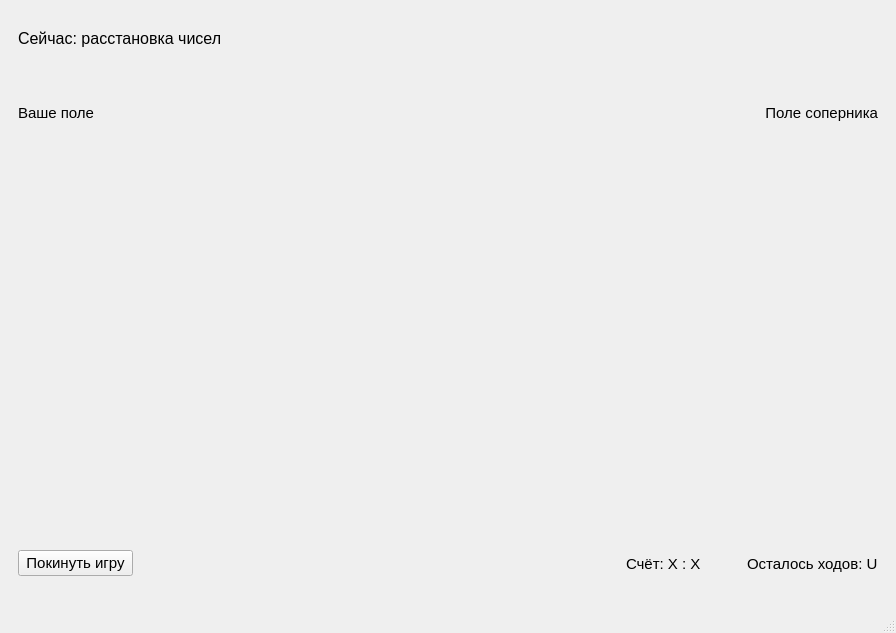
The window that mainwindow.ui (timohahaa/ETU_term2_OOP_term_project) describes before a commit, drawn with Qt 5.
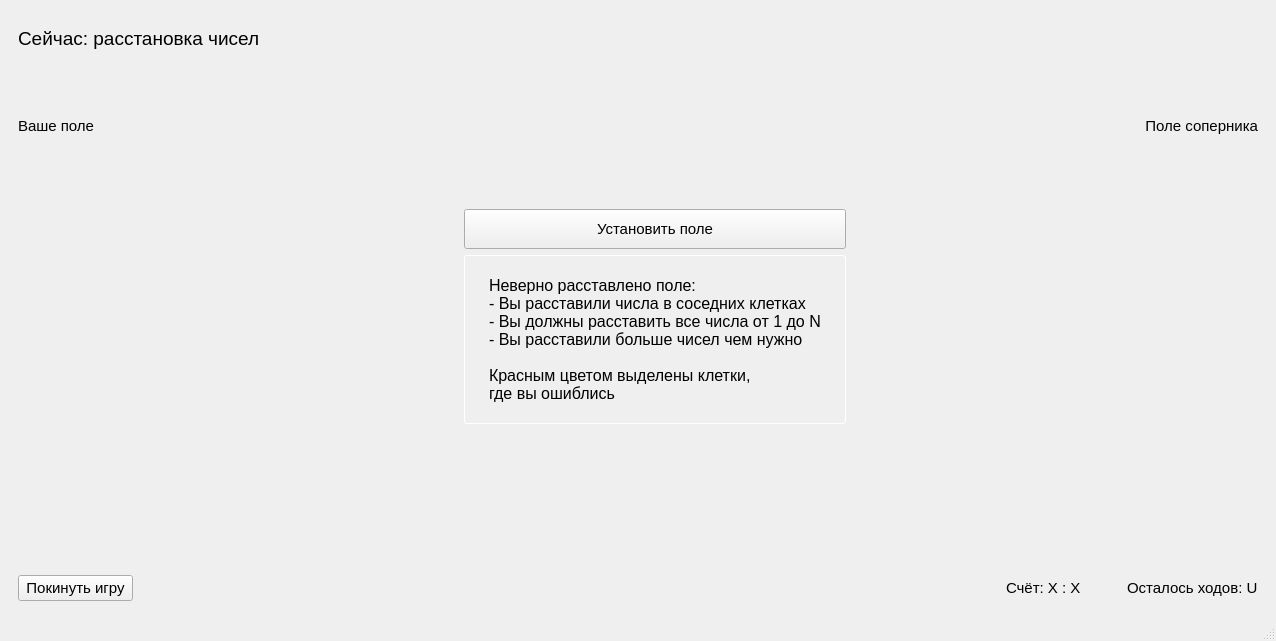
The same window after the commit. The open tabs and pages were chosen to show the change. Icons and pictures are not drawn. Custom widgets are drawn as their Qt base class.

```diff
--- a/mainwindow.ui
+++ b/mainwindow.ui
@@ -6,10 +6,22 @@
    <rect>
     <x>0</x>
     <y>0</y>
-    <width>896</width>
-    <height>633</height>
+    <width>1276</width>
+    <height>641</height>
    </rect>
   </property>
+  <property name="sizePolicy">
+   <sizepolicy hsizetype="MinimumExpanding" vsizetype="Preferred">
+    <horstretch>0</horstretch>
+    <verstretch>0</verstretch>
+   </sizepolicy>
+  </property>
+  <property name="minimumSize">
+   <size>
+    <width>0</width>
+    <height>0</height>
+   </size>
+  </property>
   <property name="windowTitle">
    <string>C-NOVA NumBattle</string>
   </property>
@@ -736,7 +748,7 @@
               </property>
               <property name="font">
                <font>
-                <pointsize>12</pointsize>
+                <pointsize>14</pointsize>
                </font>
               </property>
               <property name="text">
@@ -765,7 +777,7 @@
           <item>
            <layout class="QHBoxLayout" name="horizontalLayout_7">
             <item>
-             <layout class="QVBoxLayout" name="verticalLayout_6">
+             <layout class="QVBoxLayout" name="player_field_layout">
               <item>
                <spacer name="verticalSpacer_12">
                 <property name="orientation">
@@ -783,7 +795,7 @@
                </spacer>
               </item>
               <item>
-               <widget class="QLabel" name="yourfieldlabel">
+               <widget class="QLabel" name="playerfieldlabel">
                 <property name="sizePolicy">
                  <sizepolicy hsizetype="Preferred" vsizetype="Fixed">
                   <horstretch>0</horstretch>
@@ -801,7 +813,7 @@
                </widget>
               </item>
               <item>
-               <widget class="QFieldWidget" name="field1" native="true">
+               <widget class="QFieldWidget" name="player_field" native="true">
                 <property name="sizePolicy">
                  <sizepolicy hsizetype="Fixed" vsizetype="Fixed">
                   <horstretch>0</horstretch>
@@ -814,6 +826,11 @@
                   <height>400</height>
                  </size>
                 </property>
+                <property name="font">
+                 <font>
+                  <pointsize>13</pointsize>
+                 </font>
+                </property>
                </widget>
               </item>
              </layout>
@@ -835,7 +852,105 @@
              </spacer>
             </item>
             <item>
-             <layout class="QVBoxLayout" name="opponentlayout">
+             <layout class="QVBoxLayout" name="verticalLayout_6">
+              <item>
+               <spacer name="verticalSpacer_15">
+                <property name="orientation">
+                 <enum>Qt::Vertical</enum>
+                </property>
+                <property name="sizeHint" stdset="0">
+                 <size>
+                  <width>20</width>
+                  <height>40</height>
+                 </size>
+                </property>
+               </spacer>
+              </item>
+              <item>
+               <widget class="QPushButton" name="set_field_button">
+                <property name="minimumSize">
+                 <size>
+                  <width>140</width>
+                  <height>40</height>
+                 </size>
+                </property>
+                <property name="font">
+                 <font>
+                  <pointsize>11</pointsize>
+                 </font>
+                </property>
+                <property name="text">
+                 <string>Установить поле</string>
+                </property>
+               </widget>
+              </item>
+              <item>
+               <widget class="QLabel" name="set_field_hint_label">
+                <property name="minimumSize">
+                 <size>
+                  <width>0</width>
+                  <height>20</height>
+                 </size>
+                </property>
+                <property name="maximumSize">
+                 <size>
+                  <width>16777215</width>
+                  <height>16777215</height>
+                 </size>
+                </property>
+                <property name="font">
+                 <font>
+                  <pointsize>12</pointsize>
+                 </font>
+                </property>
+                <property name="styleSheet">
+                 <string notr="true">border: solid;
+        border-width: 1px;
+        border-radius: 3px;
+        border-color: #ffffff;
+padding: 20px;</string>
+                </property>
+                <property name="text">
+                 <string>Неверно расставлено поле:
+- Вы расставили числа в соседних клетках
+- Вы должны расставить все числа от 1 до N
+- Вы расставили больше чисел чем нужно
+
+Красным цветом выделены клетки,
+где вы ошиблись </string>
+                </property>
+               </widget>
+              </item>
+              <item>
+               <spacer name="verticalSpacer_14">
+                <property name="orientation">
+                 <enum>Qt::Vertical</enum>
+                </property>
+                <property name="sizeHint" stdset="0">
+                 <size>
+                  <width>20</width>
+                  <height>40</height>
+                 </size>
+                </property>
+               </spacer>
+              </item>
+             </layout>
+            </item>
+            <item>
+             <spacer name="horizontalSpacer_14">
+              <property name="orientation">
+               <enum>Qt::Horizontal</enum>
+              </property>
+              <property name="sizeHint" stdset="0">
+               <size>
+                <width>60</width>
+                <height>20</height>
+               </size>
+              </property>
+             </spacer>
+            </item>
+            <item>
+             <layout class="QVBoxLayout" name="opponent_field_layout">
               <item>
                <spacer name="verticalSpacer_13">
                 <property name="orientation">
@@ -874,7 +989,7 @@
                </widget>
               </item>
               <item>
-               <widget class="QFieldWidget" name="field2" native="true">
+               <widget class="QFieldWidget" name="opponent_field" native="true">
                 <property name="sizePolicy">
                  <sizepolicy hsizetype="Fixed" vsizetype="Fixed">
                   <horstretch>0</horstretch>
```
Left out of the diff: 6 changed lines with no effect on the pictures.
